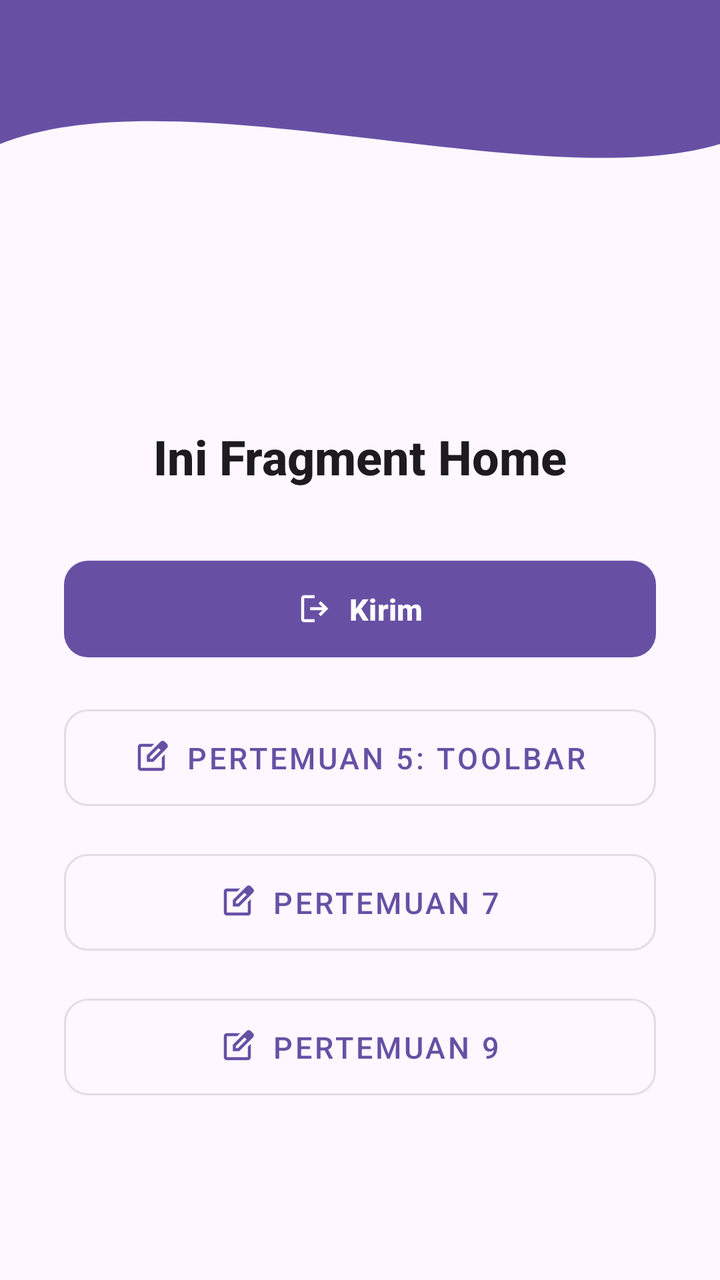
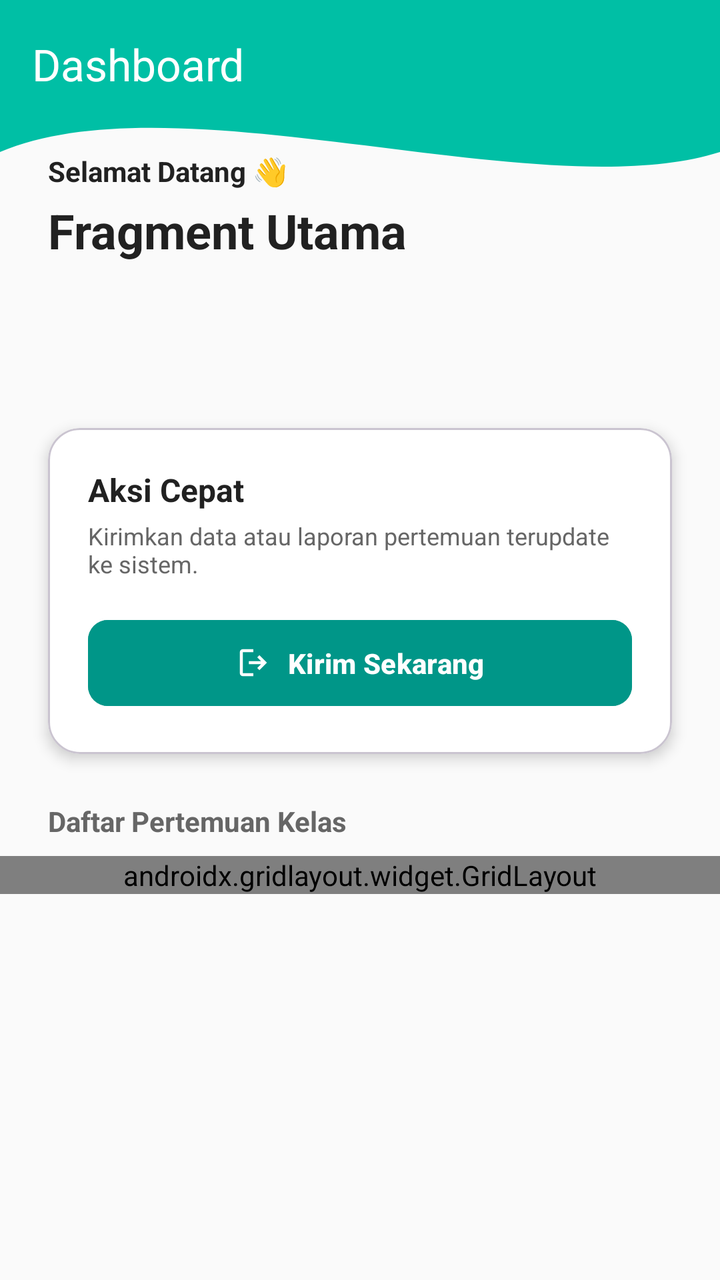

Compare the two renders of this Android layout. The source of the first and the diff that turns it into the second are given below.
<!-- AndroidManifest.xml: application theme Theme.AndesiaApps -->
<!-- res/layout/fragment_home.xml -->
<?xml version="1.0" encoding="utf-8"?>
<androidx.constraintlayout.widget.ConstraintLayout
    xmlns:android="http://schemas.android.com/apk/res/android"
    xmlns:app="http://schemas.android.com/apk/res-auto"
    xmlns:tools="http://schemas.android.com/tools"
    android:id="@+id/main"
    android:layout_width="match_parent"
    android:layout_height="match_parent"
    android:background="?attr/colorSurface"
    tools:context=".Home.HomeFragment">

    <View
        android:id="@+id/background_header"
        android:layout_width="0dp"
        android:layout_height="180dp"
        android:background="@drawable/bg_header_wave"
        app:layout_constraintEnd_toEndOf="parent"
        app:layout_constraintStart_toStartOf="parent"
        app:layout_constraintTop_toTopOf="parent"/>

    <androidx.appcompat.widget.Toolbar
        android:id="@+id/toolbar"
        android:layout_width="0dp"
        android:layout_height="?attr/actionBarSize"
        android:background="@android:color/transparent"
        app:layout_constraintEnd_toEndOf="parent"
        app:layout_constraintStart_toStartOf="parent"
        app:layout_constraintTop_toTopOf="parent"
        app:title="" />

    <TextView
        android:id="@+id/tvHome"
        android:layout_width="wrap_content"
        android:layout_height="wrap_content"
        android:layout_marginTop="32dp"
        android:fontFamily="sans-serif-medium"
        android:text="Ini Fragment Home"
        android:textColor="?attr/colorOnSurface"
        android:textSize="24sp"
        android:textStyle="bold"
        app:layout_constraintEnd_toEndOf="parent"
        app:layout_constraintStart_toStartOf="parent"
        app:layout_constraintTop_toBottomOf="@+id/background_header" />

    <com.google.android.material.button.MaterialButton
        android:id="@+id/button"
        android:layout_width="0dp"
        android:layout_height="wrap_content"
        android:layout_marginHorizontal="32dp"
        android:layout_marginTop="32dp"
        android:paddingVertical="14dp"
        android:text="Kirim"
        android:textSize="15sp"
        android:textStyle="bold"
        app:cornerRadius="12dp"
        app:icon="@drawable/ic_login"
        app:iconGravity="textStart"
        app:iconPadding="8dp"
        app:layout_constraintEnd_toEndOf="parent"
        app:layout_constraintStart_toStartOf="parent"
        app:layout_constraintTop_toBottomOf="@+id/tvHome" />

    <com.google.android.material.button.MaterialButton
        android:id="@+id/btnToFifth"
        style="@style/Widget.MaterialComponents.Button.OutlinedButton"
        android:layout_width="0dp"
        android:layout_height="wrap_content"
        android:layout_marginHorizontal="32dp"
        android:layout_marginTop="16dp"
        android:paddingVertical="14dp"
        android:text="Pertemuan 5: Toolbar"
        android:textSize="15sp"
        app:cornerRadius="12dp"
        app:icon="@drawable/ic_edit"
        app:iconGravity="textStart"
        app:iconPadding="8dp"
        app:layout_constraintEnd_toEndOf="parent"
        app:layout_constraintStart_toStartOf="parent"
        app:layout_constraintTop_toBottomOf="@+id/button" />

    <com.google.android.material.button.MaterialButton
        android:id="@+id/btnToSeventh"
        style="@style/Widget.MaterialComponents.Button.OutlinedButton"
        android:layout_width="0dp"
        android:layout_height="wrap_content"
        android:layout_marginHorizontal="32dp"
        android:layout_marginTop="12dp"
        android:paddingVertical="14dp"
        android:text="Pertemuan 7"
        android:textSize="15sp"
        app:cornerRadius="12dp"
        app:icon="@drawable/ic_edit"
        app:iconGravity="textStart"
        app:iconPadding="8dp"
        app:layout_constraintEnd_toEndOf="parent"
        app:layout_constraintStart_toStartOf="parent"
        app:layout_constraintTop_toBottomOf="@+id/btnToFifth" />

    <com.google.android.material.button.MaterialButton
        android:id="@+id/btnToNinth"
        style="@style/Widget.MaterialComponents.Button.OutlinedButton"
        android:layout_width="0dp"
        android:layout_height="wrap_content"
        android:layout_marginHorizontal="32dp"
        android:layout_marginTop="12dp"
        android:paddingVertical="14dp"
        android:text="Pertemuan 9"
        android:textSize="15sp"
        app:cornerRadius="12dp"
        app:icon="@drawable/ic_edit"
        app:iconGravity="textStart"
        app:iconPadding="8dp"
        app:layout_constraintEnd_toEndOf="parent"
        app:layout_constraintStart_toStartOf="parent"
        app:layout_constraintTop_toBottomOf="@+id/btnToSeventh" />

</androidx.constraintlayout.widget.ConstraintLayout>
<!-- resources referenced by this layout -->
<resources>
  <!-- drawable bg_header_wave (drawable) -->
  <vector xmlns:android="http://schemas.android.com/apk/res/android"
      android:width="100dp"
      android:height="100dp"
      android:viewportWidth="100"
      android:viewportHeight="100">
  
      
      <path
          android:fillColor="?attr/colorPrimary"
          android:pathData="
              M0,0
              L100,0
              L100,40
              C 75,55
                25,20
                0,40
              Z" />
  </vector>
  <!-- drawable ic_edit (drawable) -->
  <vector xmlns:android="http://schemas.android.com/apk/res/android" android:height="24dp" android:tint="#000000" android:viewportHeight="960" android:viewportWidth="960" android:width="24dp">
        
      <path android:fillColor="@android:color/white" android:pathData="M200,840Q167,840 143.5,816.5Q120,793 120,760L120,200Q120,167 143.5,143.5Q167,120 200,120L557,120L477,200L200,200Q200,200 200,200Q200,200 200,200L200,760Q200,760 200,760Q200,760 200,760L760,760Q760,760 760,760Q760,760 760,760L760,482L840,402L840,760Q840,793 816.5,816.5Q793,840 760,840L200,840ZM480,480Q480,480 480,480Q480,480 480,480L480,480Q480,480 480,480Q480,480 480,480L480,480L480,480L480,480L480,480L480,480L480,480Q480,480 480,480Q480,480 480,480ZM360,600L360,430L727,63Q739,51 754,45Q769,39 784,39Q800,39 814.5,45Q829,51 841,63L897,120Q908,132 914,146.5Q920,161 920,176Q920,191 914.5,205.5Q909,220 897,232L530,600L360,600ZM841,176L841,176L785,120L785,120L841,176ZM440,520L496,520L728,288L700,260L671,232L440,463L440,520ZM700,260L671,232L671,232L700,260L728,288L728,288L700,260Z"/>
      
  </vector>
  <!-- drawable ic_login (drawable) -->
  <vector xmlns:android="http://schemas.android.com/apk/res/android" android:autoMirrored="true" android:height="24dp" android:tint="#000000" android:viewportHeight="960" android:viewportWidth="960" android:width="24dp">
        
      <path android:fillColor="@android:color/white" android:pathData="M200,840Q167,840 143.5,816.5Q120,793 120,760L120,200Q120,167 143.5,143.5Q167,120 200,120L480,120L480,200L200,200Q200,200 200,200Q200,200 200,200L200,760Q200,760 200,760Q200,760 200,760L480,760L480,840L200,840ZM640,680L585,622L687,520L360,520L360,440L687,440L585,338L640,280L840,480L640,680Z"/>
      
  </vector>
  <style name="Theme.AndesiaApps" parent="Base.Theme.AndesiaApps" />
  <style name="Base.Theme.AndesiaApps" parent="Theme.Material3.DayNight.NoActionBar">
          
          
      </style>
</resources>

<!-- the commit's change to res/layout/fragment_home.xml (unified diff, before → after) -->
@@ -6,13 +6,13 @@
     android:id="@+id/main"
     android:layout_width="match_parent"
     android:layout_height="match_parent"
-    android:background="?attr/colorSurface"
+    android:background="@color/backgroundColor"
     tools:context=".Home.HomeFragment">
 
     <View
         android:id="@+id/background_header"
         android:layout_width="0dp"
-        android:layout_height="180dp"
+        android:layout_height="190dp"
         android:background="@drawable/bg_header_wave"
         app:layout_constraintEnd_toEndOf="parent"
         app:layout_constraintStart_toStartOf="parent"
@@ -26,92 +26,183 @@
         app:layout_constraintEnd_toEndOf="parent"
         app:layout_constraintStart_toStartOf="parent"
         app:layout_constraintTop_toTopOf="parent"
-        app:title="" />
-
-    <TextView
-        android:id="@+id/tvHome"
-        android:layout_width="wrap_content"
+        app:title="Dashboard"
+        app:titleTextColor="@color/white" />
+
+    <LinearLayout
+        android:id="@+id/headerTextContainer"
+        android:layout_width="0dp"
         android:layout_height="wrap_content"
-        android:layout_marginTop="32dp"
-        android:fontFamily="sans-serif-medium"
-        android:text="Ini Fragment Home"
-        android:textColor="?attr/colorOnSurface"
-        android:textSize="24sp"
-        android:textStyle="bold"
+        android:orientation="vertical"
+        android:layout_marginHorizontal="24dp"
+        android:layout_marginTop="12dp"
+        app:layout_constraintTop_toBottomOf="@id/toolbar"
+        app:layout_constraintStart_toStartOf="parent"
+        app:layout_constraintEnd_toEndOf="parent">
+
+        <TextView
+            android:id="@+id/tvWelcome"
+            android:layout_width="wrap_content"
+            android:layout_height="wrap_content"
+            android:text="Selamat Datang 👋"
+            android:textColor="@color/black_auth"
+            android:textStyle="bold"
+            android:textSize="14sp" />
+
+        <TextView
+            android:id="@+id/tvHome"
+            android:layout_width="wrap_content"
+            android:layout_height="wrap_content"
+            android:layout_marginTop="4dp"
+            android:fontFamily="sans-serif-bold"
+            android:text="Fragment Utama"
+            android:textColor="@color/black_auth"
+            android:textSize="24sp"
+            android:textStyle="bold" />
+    </LinearLayout>
+
+    <androidx.core.widget.NestedScrollView
+        android:layout_width="0dp"
+        android:layout_height="0dp"
+        android:fillViewport="true"
+        android:layout_marginTop="16dp"
+        app:layout_constraintBottom_toBottomOf="parent"
         app:layout_constraintEnd_toEndOf="parent"
         app:layout_constraintStart_toStartOf="parent"
-        app:layout_constraintTop_toBottomOf="@+id/background_header" />
-
-    <com.google.android.material.button.MaterialButton
-        android:id="@+id/button"
-        android:layout_width="0dp"
-        android:layout_height="wrap_content"
-        android:layout_marginHorizontal="32dp"
-        android:layout_marginTop="32dp"
-        android:paddingVertical="14dp"
-        android:text="Kirim"
-        android:textSize="15sp"
-        android:textStyle="bold"
-        app:cornerRadius="12dp"
-        app:icon="@drawable/ic_login"
-        app:iconGravity="textStart"
-        app:iconPadding="8dp"
-        app:layout_constraintEnd_toEndOf="parent"
-        app:layout_constraintStart_toStartOf="parent"
-        app:layout_constraintTop_toBottomOf="@+id/tvHome" />
-
-    <com.google.android.material.button.MaterialButton
-        android:id="@+id/btnToFifth"
-        style="@style/Widget.MaterialComponents.Button.OutlinedButton"
-        android:layout_width="0dp"
-        android:layout_height="wrap_content"
-        android:layout_marginHorizontal="32dp"
-        android:layout_marginTop="16dp"
-        android:paddingVertical="14dp"
-        android:text="Pertemuan 5: Toolbar"
-        android:textSize="15sp"
-        app:cornerRadius="12dp"
-        app:icon="@drawable/ic_edit"
-        app:iconGravity="textStart"
-        app:iconPadding="8dp"
-        app:layout_constraintEnd_toEndOf="parent"
-        app:layout_constraintStart_toStartOf="parent"
-        app:layout_constraintTop_toBottomOf="@+id/button" />
-
-    <com.google.android.material.button.MaterialButton
-        android:id="@+id/btnToSeventh"
-        style="@style/Widget.MaterialComponents.Button.OutlinedButton"
-        android:layout_width="0dp"
-        android:layout_height="wrap_content"
-        android:layout_marginHorizontal="32dp"
-        android:layout_marginTop="12dp"
-        android:paddingVertical="14dp"
-        android:text="Pertemuan 7"
-        android:textSize="15sp"
-        app:cornerRadius="12dp"
-        app:icon="@drawable/ic_edit"
-        app:iconGravity="textStart"
-        app:iconPadding="8dp"
-        app:layout_constraintEnd_toEndOf="parent"
-        app:layout_constraintStart_toStartOf="parent"
-        app:layout_constraintTop_toBottomOf="@+id/btnToFifth" />
-
-    <com.google.android.material.button.MaterialButton
-        android:id="@+id/btnToNinth"
-        style="@style/Widget.MaterialComponents.Button.OutlinedButton"
-        android:layout_width="0dp"
-        android:layout_height="wrap_content"
-        android:layout_marginHorizontal="32dp"
-        android:layout_marginTop="12dp"
-        android:paddingVertical="14dp"
-        android:text="Pertemuan 9"
-        android:textSize="15sp"
-        app:cornerRadius="12dp"
-        app:icon="@drawable/ic_edit"
-        app:iconGravity="textStart"
-        app:iconPadding="8dp"
-        app:layout_constraintEnd_toEndOf="parent"
-        app:layout_constraintStart_toStartOf="parent"
-        app:layout_constraintTop_toBottomOf="@+id/btnToSeventh" />
+        app:layout_constraintTop_toBottomOf="@+id/background_header">
+
+        <LinearLayout
+            android:layout_width="match_parent"
+            android:layout_height="wrap_content"
+            android:orientation="vertical"
+            android:paddingBottom="24dp">
+
+            <com.google.android.material.card.MaterialCardView
+                android:layout_width="match_parent"
+                android:layout_height="wrap_content"
+                android:layout_marginHorizontal="24dp"
+                android:layout_marginVertical="8dp"
+                app:cardCornerRadius="16dp"
+                app:cardElevation="4dp"
+                app:cardBackgroundColor="@color/surfaceColor">
+
+                <LinearLayout
+                    android:layout_width="match_parent"
+                    android:layout_height="wrap_content"
+                    android:orientation="vertical"
+                    android:padding="20dp">
+
+                    <TextView
+                        android:layout_width="wrap_content"
+                        android:layout_height="wrap_content"
+                        android:text="Aksi Cepat"
+                        android:textSize="16sp"
+                        android:textStyle="bold"
+                        android:textColor="@color/textPrimary" />
+
+                    <TextView
+                        android:layout_width="wrap_content"
+                        android:layout_height="wrap_content"
+                        android:layout_marginTop="4dp"
+                        android:text="Kirimkan data atau laporan pertemuan terupdate ke sistem."
+                        android:textSize="12sp"
+                        android:textColor="@color/textSecondary" />
+
+                    <com.google.android.material.button.MaterialButton
+                        android:id="@+id/button"
+                        android:layout_width="match_parent"
+                        android:layout_height="wrap_content"
+                        android:layout_marginTop="16dp"
+                        android:paddingVertical="12dp"
+                        android:text="Kirim Sekarang"
+                        android:textSize="14sp"
+                        android:textStyle="bold"
+                        android:backgroundTint="@color/warna_btn"
+                        android:textColor="@color/white"
+                        app:cornerRadius="10dp"
+                        app:icon="@drawable/ic_login"
+                        app:iconGravity="textStart"
+                        app:iconPadding="8dp"
+                        app:iconTint="@color/white" />
+                </LinearLayout>
+            </com.google.android.material.card.MaterialCardView>
+
+            <TextView
+                android:layout_width="wrap_content"
+                android:layout_height="wrap_content"
+                android:layout_marginHorizontal="24dp"
+                android:layout_marginTop="16dp"
+                android:layout_marginBottom="8dp"
+                android:text="Daftar Pertemuan Kelas"
+                android:textSize="14sp"
+                android:textStyle="bold"
+                android:textColor="@color/textSecondary" />
+
+            <androidx.gridlayout.widget.GridLayout
+                android:layout_width="match_parent"
+                android:layout_height="wrap_content"
+                android:paddingHorizontal="16dp"
+                app:columnCount="2"
+                app:alignmentMode="alignBounds"
+                app:useDefaultMargins="true">
+
+                <com.google.android.material.button.MaterialButton
+                    android:id="@+id/btnToFifth"
+                    style="@style/Widget.MaterialComponents.Button.OutlinedButton"
+                    android:layout_width="0dp"
+                    android:layout_height="wrap_content"
+                    android:paddingVertical="16dp"
+                    android:text="Pertemuan 5\n(Toolbar)"
+                    android:textSize="13sp"
+                    android:gravity="center"
+                    android:textColor="@color/colorPrimary"
+                    app:cornerRadius="14dp"
+                    app:icon="@drawable/ic_edit"
+                    app:iconGravity="top"
+                    app:iconPadding="8dp"
+                    app:strokeColor="@color/colorPrimary"
+                    app:iconTint="@color/colorPrimary"
+                    app:layout_columnWeight="1" />
+
+                <com.google.android.material.button.MaterialButton
+                    android:id="@+id/btnToSeventh"
+                    style="@style/Widget.MaterialComponents.Button.OutlinedButton"
+                    android:layout_width="0dp"
+                    android:layout_height="wrap_content"
+                    android:paddingVertical="16dp"
+                    android:text="Pertemuan 7\n(Lanjutan)"
+                    android:textSize="13sp"
+                    android:gravity="center"
+                    android:textColor="@color/colorPrimary"
+                    app:cornerRadius="14dp"
+                    app:icon="@drawable/ic_edit"
+                    app:iconGravity="top"
+                    app:iconPadding="8dp"
+                    app:strokeColor="@color/colorPrimary"
+                    app:iconTint="@color/colorPrimary"
+                    app:layout_columnWeight="1" />
+
+                <com.google.android.material.button.MaterialButton
+                    android:id="@+id/btnToNinth"
+                    style="@style/Widget.MaterialComponents.Button.OutlinedButton"
+                    android:layout_width="0dp"
+                    android:layout_height="wrap_content"
+                    android:paddingVertical="16dp"
+                    android:text="Pertemuan 9\n(Advanced)"
+                    android:textSize="13sp"
+                    android:gravity="center"
+                    android:textColor="@color/colorPrimary"
+                    app:cornerRadius="14dp"
+                    app:icon="@drawable/ic_edit"
+                    app:iconGravity="top"
+                    app:iconPadding="8dp"
+                    app:strokeColor="@color/colorPrimary"
+                    app:iconTint="@color/colorPrimary"
+                    app:layout_columnWeight="1" />
+
+            </androidx.gridlayout.widget.GridLayout>
+
+        </LinearLayout>
+    </androidx.core.widget.NestedScrollView>
 
 </androidx.constraintlayout.widget.ConstraintLayout>
<!-- resource entries referenced after the edit -->
@@ -1,5 +1,13 @@
 <!-- resources referenced by this layout -->
 <resources>
+  <color name="backgroundColor">#FAFAFA</color>
+  <color name="black_auth">#212121</color>
+  <color name="colorPrimary">#009688</color>
+  <color name="surfaceColor">#FFFFFF</color>
+  <color name="textPrimary">#212121</color>
+  <color name="textSecondary">#666666</color>
+  <color name="warna_btn">#009688</color>
+  <color name="white">#FFFFFF</color>
   <!-- drawable bg_header_wave (drawable) -->
   <vector xmlns:android="http://schemas.android.com/apk/res/android"
       android:width="100dp"
@@ -9,7 +17,7 @@
   
       
       <path
-          android:fillColor="?attr/colorPrimary"
+          android:fillColor="@color/colorAccent"
           android:pathData="
               M0,0
               L100,0
@@ -32,6 +40,7 @@
       
   </vector>
   <style name="Theme.AndesiaApps" parent="Base.Theme.AndesiaApps" />
+  <color name="colorAccent">#00BFA5</color>
   <style name="Base.Theme.AndesiaApps" parent="Theme.Material3.DayNight.NoActionBar">
           
           
